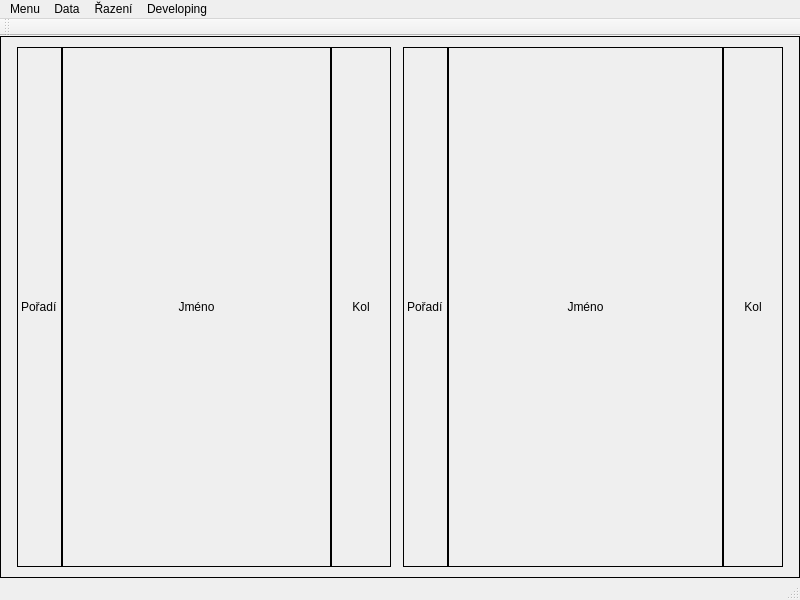
Qt form mainwindow.ui (aITy/24hoursRace) before a commit.
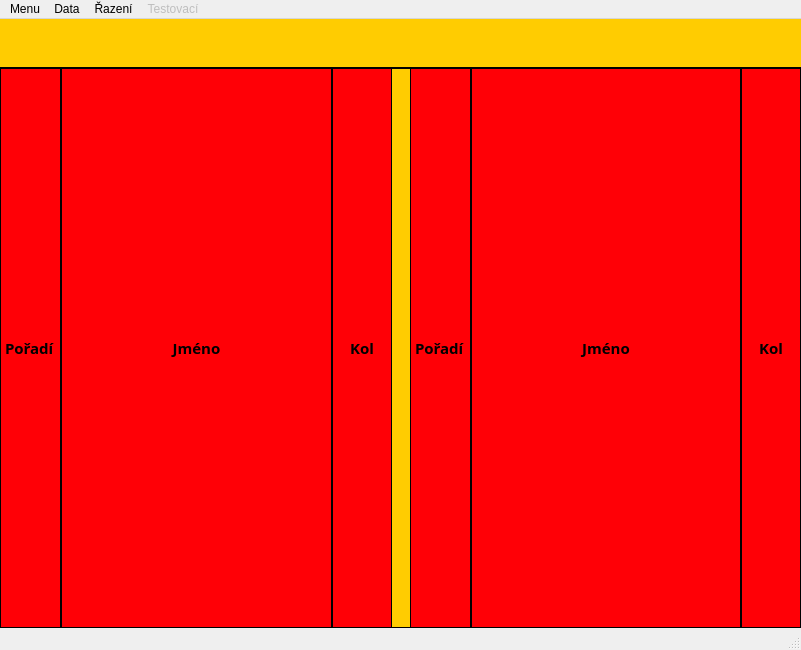
The same form after that commit.

Patch:
```diff
--- a/mainwindow.ui
+++ b/mainwindow.ui
@@ -6,8 +6,8 @@
    <rect>
     <x>0</x>
     <y>0</y>
-    <width>800</width>
-    <height>600</height>
+    <width>801</width>
+    <height>650</height>
    </rect>
   </property>
   <property name="windowTitle">
@@ -33,74 +33,71 @@
     </size>
    </property>
    <property name="styleSheet">
-    <string notr="true">border: 1px solid black;</string>
+    <string notr="true">border: 1px solid black;
+background-color: #FFCC01;</string>
    </property>
    <layout class="QGridLayout" name="gridLayout">
-    <item row="0" column="2">
-     <layout class="QGridLayout" name="ListRight">
-      <property name="leftMargin">
+    <property name="margin">
        <number>0</number>
       </property>
-      <property name="rightMargin">
-       <number>6</number>
-      </property>
       <property name="spacing">
        <number>0</number>
       </property>
       <item row="0" column="0">
-       <widget class="QLabel" name="label_RankRight">
-        <property name="text">
-         <string>Pořadí</string>
-        </property>
-       </widget>
-      </item>
-      <item row="0" column="1">
-       <widget class="QLabel" name="label_NameRight">
-        <property name="sizePolicy">
-         <sizepolicy hsizetype="Expanding" vsizetype="Preferred">
-          <horstretch>0</horstretch>
-          <verstretch>0</verstretch>
-         </sizepolicy>
-        </property>
-        <property name="text">
-         <string>Jméno</string>
-        </property>
-        <property name="alignment">
-         <set>Qt::AlignCenter</set>
-        </property>
-       </widget>
-      </item>
-      <item row="0" column="2">
-       <widget class="QLabel" name="label_RoundRight">
-        <property name="sizePolicy">
-         <sizepolicy hsizetype="Expanding" vsizetype="Preferred">
-          <horstretch>0</horstretch>
-          <verstretch>0</verstretch>
-         </sizepolicy>
+     <layout class="QVBoxLayout" name="verticalLayout">
+      <property name="spacing">
+       <number>0</number>
+      </property>
+      <item>
+       <widget class="QLabel" name="headline">
+        <property name="minimumSize">
+         <size>
+          <width>0</width>
+          <height>50</height>
+         </size>
         </property>
         <property name="maximumSize">
          <size>
-          <width>60</width>
-          <height>16777215</height>
+          <width>16777215</width>
+          <height>50</height>
          </size>
         </property>
+        <property name="font">
+         <font>
+          <family>Radio Space Bold</family>
+          <pointsize>30</pointsize>
+          <weight>75</weight>
+          <bold>true</bold>
+         </font>
+        </property>
+        <property name="styleSheet">
+         <string notr="true">border: none;
+background-color: #FFCC01;
+border-bottom: 2px solid black;</string>
+        </property>
         <property name="text">
-         <string>Kol</string>
+         <string/>
         </property>
         <property name="alignment">
          <set>Qt::AlignCenter</set>
         </property>
+        <property name="margin">
+         <number>0</number>
+        </property>
        </widget>
       </item>
-     </layout>
-    </item>
-    <item row="0" column="0">
+      <item>
+       <layout class="QHBoxLayout" name="horizontalLayout">
+        <property name="spacing">
+         <number>6</number>
+        </property>
+        <item>
      <layout class="QGridLayout" name="ListLeft">
       <property name="sizeConstraint">
        <enum>QLayout::SetMaximumSize</enum>
       </property>
       <property name="leftMargin">
-       <number>6</number>
+           <number>0</number>
       </property>
       <property name="topMargin">
        <number>0</number>
@@ -116,6 +113,19 @@
       </property>
       <item row="0" column="0">
        <widget class="QLabel" name="label_RankLeft">
+            <property name="font">
+             <font>
+              <family>Radio Space Bold</family>
+              <pointsize>11</pointsize>
+              <weight>75</weight>
+              <bold>true</bold>
+              <kerning>true</kerning>
+             </font>
+            </property>
+            <property name="styleSheet">
+             <string notr="true">background-color:rgb(255, 0, 6);
+border-top: none;</string>
+            </property>
         <property name="text">
          <string>Pořadí</string>
         </property>
@@ -141,6 +151,18 @@
           <height>16777215</height>
          </size>
         </property>
+            <property name="font">
+             <font>
+              <family>Radio Space Bold</family>
+              <pointsize>11</pointsize>
+              <weight>75</weight>
+              <bold>true</bold>
+             </font>
+            </property>
+            <property name="styleSheet">
+             <string notr="true">background-color:rgb(255, 0, 6);
+border-top: none;</string>
+            </property>
         <property name="text">
          <string>Kol</string>
         </property>
@@ -157,6 +179,18 @@
           <verstretch>0</verstretch>
          </sizepolicy>
         </property>
+            <property name="font">
+             <font>
+              <family>Radio Space Bold</family>
+              <pointsize>11</pointsize>
+              <weight>75</weight>
+              <bold>true</bold>
+             </font>
+            </property>
+            <property name="styleSheet">
+             <string notr="true">background-color:rgb(255, 0, 6);
+border-top: none;</string>
+            </property>
         <property name="text">
          <string>Jméno</string>
         </property>
@@ -167,14 +201,112 @@
       </item>
      </layout>
     </item>
-    <item row="0" column="1">
+        <item>
      <layout class="QVBoxLayout" name="middleLayout">
       <property name="spacing">
-       <number>0</number>
+           <number>10</number>
       </property>
       <property name="sizeConstraint">
        <enum>QLayout::SetNoConstraint</enum>
       </property>
+          <property name="topMargin">
+           <number>0</number>
+          </property>
+         </layout>
+        </item>
+        <item>
+         <layout class="QGridLayout" name="ListRight">
+          <property name="leftMargin">
+           <number>6</number>
+          </property>
+          <property name="spacing">
+           <number>0</number>
+          </property>
+          <item row="0" column="0">
+           <widget class="QLabel" name="label_RankRight">
+            <property name="font">
+             <font>
+              <family>Radio Space Bold</family>
+              <pointsize>11</pointsize>
+              <weight>75</weight>
+              <bold>true</bold>
+             </font>
+            </property>
+            <property name="styleSheet">
+             <string notr="true">background-color:rgb(255, 0, 6);
+border-top: none;</string>
+            </property>
+            <property name="text">
+             <string>Pořadí</string>
+            </property>
+           </widget>
+          </item>
+          <item row="0" column="1">
+           <widget class="QLabel" name="label_NameRight">
+            <property name="sizePolicy">
+             <sizepolicy hsizetype="Expanding" vsizetype="Preferred">
+              <horstretch>0</horstretch>
+              <verstretch>0</verstretch>
+             </sizepolicy>
+            </property>
+            <property name="font">
+             <font>
+              <family>Radio Space Bold</family>
+              <pointsize>11</pointsize>
+              <weight>75</weight>
+              <bold>true</bold>
+             </font>
+            </property>
+            <property name="styleSheet">
+             <string notr="true">background-color:rgb(255, 0, 6);
+border-top: none;</string>
+            </property>
+            <property name="text">
+             <string>Jméno</string>
+            </property>
+            <property name="alignment">
+             <set>Qt::AlignCenter</set>
+            </property>
+           </widget>
+          </item>
+          <item row="0" column="2">
+           <widget class="QLabel" name="label_RoundRight">
+            <property name="sizePolicy">
+             <sizepolicy hsizetype="Expanding" vsizetype="Preferred">
+              <horstretch>0</horstretch>
+              <verstretch>0</verstretch>
+             </sizepolicy>
+            </property>
+            <property name="maximumSize">
+             <size>
+              <width>60</width>
+              <height>16777215</height>
+             </size>
+            </property>
+            <property name="font">
+             <font>
+              <family>Radio Space Bold</family>
+              <pointsize>11</pointsize>
+              <weight>75</weight>
+              <bold>true</bold>
+             </font>
+            </property>
+            <property name="styleSheet">
+             <string notr="true">background-color:rgb(255, 0, 6);
+border-top: none;</string>
+            </property>
+            <property name="text">
+             <string>Kol</string>
+            </property>
+            <property name="alignment">
+             <set>Qt::AlignCenter</set>
+            </property>
+           </widget>
+          </item>
+         </layout>
+        </item>
+       </layout>
+      </item>
      </layout>
     </item>
    </layout>
@@ -184,7 +316,7 @@
     <rect>
      <x>0</x>
      <y>0</y>
-     <width>800</width>
+     <width>801</width>
      <height>21</height>
     </rect>
    </property>
@@ -205,15 +337,22 @@
     <addaction name="action_TeamEdit"/>
    </widget>
    <widget class="QMenu" name="menuTest">
+    <property name="enabled">
+     <bool>false</bool>
+    </property>
     <property name="title">
-     <string>Developing</string>
+     <string>Testovací</string>
     </property>
     <addaction name="actionBestByRoundsDesc"/>
     <addaction name="actionBestByRoundsAsc"/>
-    <addaction name="actionPrintByRounds"/>
+    <addaction name="actionPrintByRoundsDesc"/>
+    <addaction name="actionPrintByRoundsAsc"/>
+    <addaction name="action_PrintByRounds"/>
     <addaction name="actionBestByTimeDesc"/>
     <addaction name="actionBestByTimeAsc"/>
-    <addaction name="actionPrintByTeam"/>
+    <addaction name="actionPrintByTimeDesc"/>
+    <addaction name="actionPrintByTimeAsc"/>
+    <addaction name="action_PrintByTeam"/>
     <addaction name="actionXmlExport"/>
     <addaction name="actionXmlImport"/>
    </widget>
@@ -231,14 +370,6 @@
    <addaction name="menu_azen"/>
    <addaction name="menuTest"/>
   </widget>
-  <widget class="QToolBar" name="mainToolBar">
-   <attribute name="toolBarArea">
-    <enum>TopToolBarArea</enum>
-   </attribute>
-   <attribute name="toolBarBreak">
-    <bool>false</bool>
-   </attribute>
-  </widget>
   <widget class="QStatusBar" name="myStatusBar"/>
   <action name="action_Start">
    <property name="text">
@@ -246,9 +377,15 @@
    </property>
   </action>
   <action name="actionBestByRoundsDesc">
+   <property name="enabled">
+    <bool>true</bool>
+   </property>
    <property name="text">
     <string>bestByRoundsDesc</string>
    </property>
+   <property name="visible">
+    <bool>true</bool>
+   </property>
   </action>
   <action name="actionBestByRoundsAsc">
    <property name="text">
@@ -260,9 +397,9 @@
     <string>printByRoundsDesc</string>
    </property>
   </action>
-  <action name="actionPrintByRounds">
+  <action name="actionPrintByRoundsAsc">
    <property name="text">
-    <string>printByRounds</string>
+    <string>printByRoundsAsc</string>
    </property>
   </action>
   <action name="actionBestByTimeDesc">
@@ -295,7 +432,7 @@
     <string>xmlImport</string>
    </property>
   </action>
-  <action name="actionPrintByTeam">
+  <action name="action_PrintByTeam">
    <property name="text">
     <string>printByTeam</string>
    </property>
@@ -330,21 +467,26 @@
     <string>Načíst stav</string>
    </property>
   </action>
-  <action name="action_changeSettings">
-   <property name="text">
-    <string>Změnit nastavení</string>
-   </property>
-  </action>
-  <action name="action_TeamEdit">
-   <property name="text">
-    <string>Editovat týmy</string>
-   </property>
-  </action>
   <action name="action_Print">
    <property name="text">
     <string>Tisk</string>
    </property>
   </action>
+  <action name="action_TeamEdit">
+   <property name="text">
+    <string>Editovat týmy</string>
+   </property>
+  </action>
+  <action name="action_changeSettings">
+   <property name="text">
+    <string>Změnit nastavení</string>
+   </property>
+  </action>
+  <action name="action_PrintByRounds">
+   <property name="text">
+    <string>printByRounds</string>
+   </property>
+  </action>
  </widget>
  <layoutdefault spacing="6" margin="11"/>
  <resources/>
```
Lines whose indentation alone changed are shown as unchanged.
